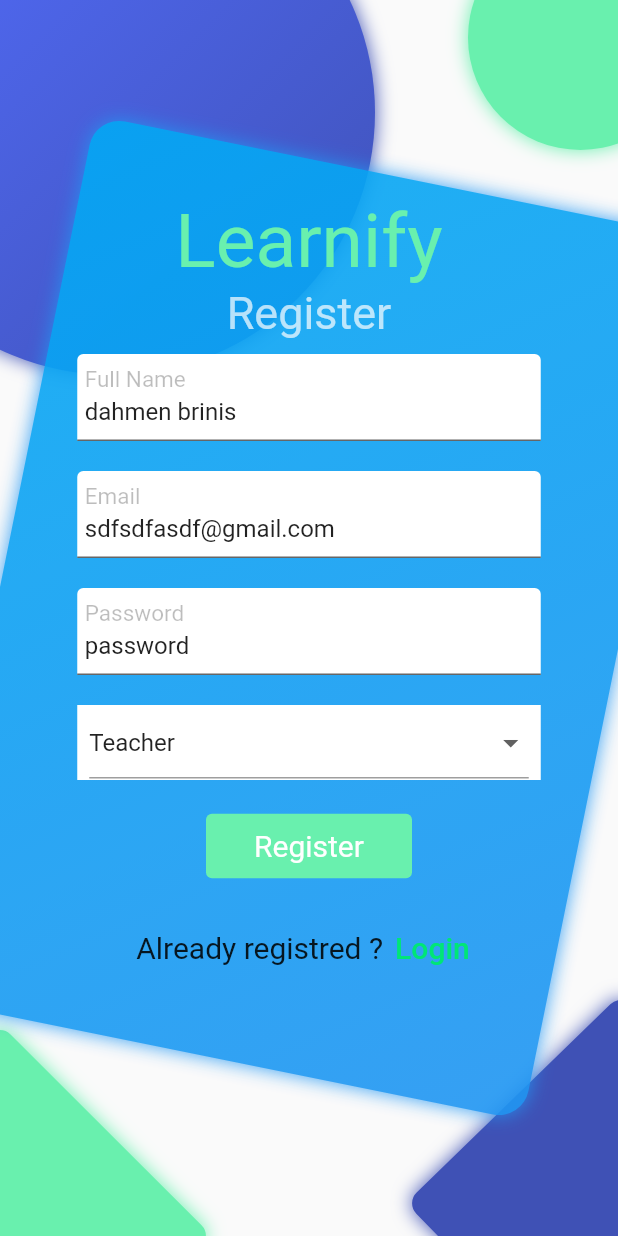
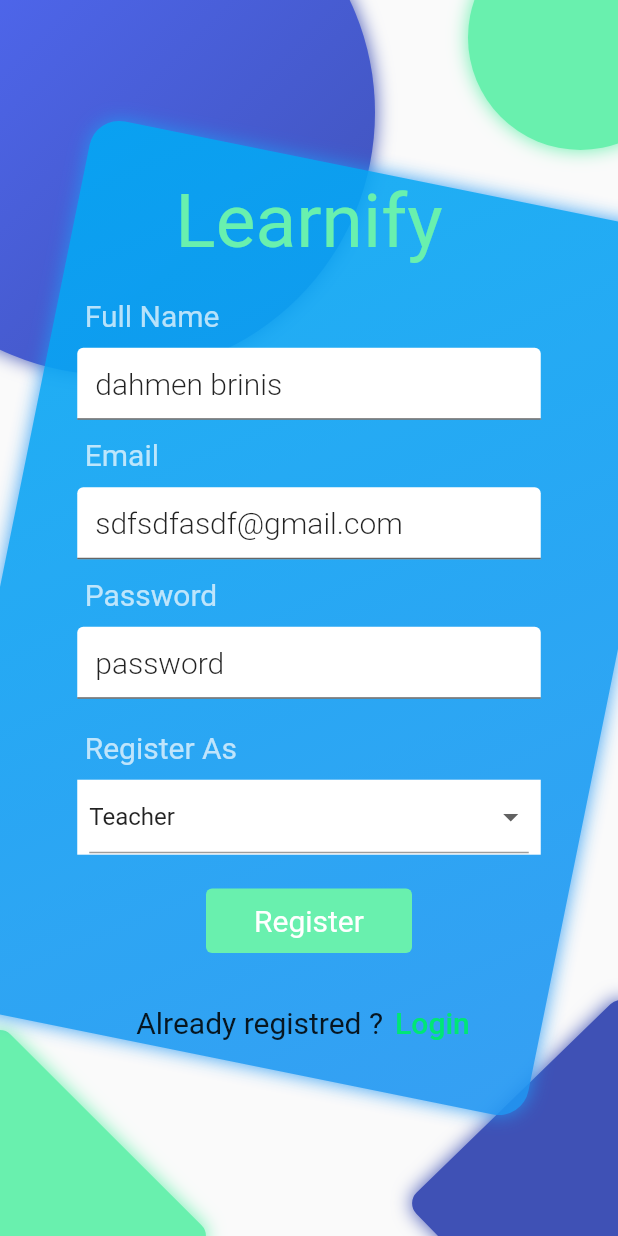
Before and after one commit to dahmenbrinis/learnify_client, a Flutter app: the RegisterView screen opened by its route, on a phone screen of 412 x 824 dp. Run offline on Flutter 3.47's test engine with Material 2 defaults, Android fonts, the light colour scheme and no system bars; our stand-ins replace flutter_svg, get; network calls fail.

Commit message:
my first commit

```diff
--- a/lib/app/modules/home/views/home_view.dart
+++ b/lib/app/modules/home/views/home_view.dart
@@ -1,6 +1,7 @@
 import 'package:flutter/material.dart';
 
 import 'package:get/get.dart';
+import 'package:learnify_client/components/footer.dart';
 import 'package:learnify_client/components/room_card.dart';
 import 'package:learnify_client/layouts/appBar.dart';
 
@@ -10,6 +11,7 @@ class HomeView extends GetView<HomeController> {
   @override
   Widget build(BuildContext context) {
     return Scaffold(
+      bottomNavigationBar: const Footer(),
       appBar: CustomAppBar(title: 'Home'),
       body: Column(
         children: [
--- a/lib/app/modules/login/controllers/login_controller.dart
+++ b/lib/app/modules/login/controllers/login_controller.dart
@@ -12,7 +12,7 @@ class LoginController extends GetxController {
   Future<void> onInit() async {
     emailController.text = 'dahmen@gmail.com';
     passwordController.text = 'password';
-
+    // login();
     super.onInit();
   }
 
@@ -29,7 +29,6 @@ class LoginController extends GetxController {
 
   @override
   void onReady() {
-    login();
     super.onReady();
   }
 
--- a/lib/app/modules/register/views/register_view.dart
+++ b/lib/app/modules/register/views/register_view.dart
@@ -1,9 +1,7 @@
 import 'package:flutter/material.dart';
-
 import 'package:get/get.dart';
-import 'package:learnify_client/app/User/user_model.dart';
+import 'package:learnify_client/app/routes/app_pages.dart';
 import 'package:learnify_client/components/input_filed.dart';
-import 'package:learnify_client/components/select_field.dart';
 import 'package:learnify_client/layouts/background_widget.dart';
 
 import '../controllers/register_controller.dart';
@@ -24,28 +22,49 @@ class RegisterView extends GetView<RegisterController> {
               Expanded(
                   child: Column(
                 children: [
-                  SizedBox(height: 20),
-                  Spacer(flex: 2),
+                  const SizedBox(height: 20),
+                  const Spacer(flex: 2),
+                  const SizedBox(height: 20),
+
                   Text("Learnify",
                       style: TextStyle(
                           color: Colors.greenAccent.shade200, fontSize: 50)),
-                  const Text("Register",
-                      style: TextStyle(color: Colors.white70, fontSize: 30)),
+                  const SizedBox(height: 10),
                   InputField(
-                    inputText: 'Full Name',
+                    inputText: const Text(
+                      'Full Name',
+                      style: TextStyle(fontSize: 20, color: Colors.white70),
+                    ),
                     inputController: controller.nameController,
                   ),
                   InputField(
-                    inputText: 'Email',
+                    inputText: const Text(
+                      'Email',
+                      style: TextStyle(fontSize: 20, color: Colors.white70),
+                    ),
                     inputController: controller.emailController,
                   ),
                   InputField(
-                    inputText: 'Password',
+                    inputText: const Text(
+                      'Password',
+                      style: TextStyle(fontSize: 20, color: Colors.white70),
+                    ),
                     inputController: controller.passwordController,
                   ),
                   // InputField(inputText: 'Register As'),
                   const SizedBox(height: 10),
 
+                  Column(
+                    crossAxisAlignment: CrossAxisAlignment.start,
+                    children: [
+                      const Padding(
+                        padding:
+                            EdgeInsets.symmetric(vertical: 10, horizontal: 5),
+                        child: Text(
+                          "Register As",
+                          style: TextStyle(fontSize: 20, color: Colors.white70),
+                        ),
+                      ),
                       Container(
                         color: Colors.white,
                         // decoration:BoxDecoration(shape: BorderRadius.circular(0)),
@@ -68,6 +87,8 @@ class RegisterView extends GetView<RegisterController> {
                           // decoration: InputDecoration(fillColor: Colors.red),
                         ),
                       ),
+                    ],
+                  ),
                   const SizedBox(height: 10),
                   Padding(
                     padding: const EdgeInsets.symmetric(vertical: 10),
@@ -76,7 +97,7 @@ class RegisterView extends GetView<RegisterController> {
                       style: TextButton.styleFrom(
                         primary: Colors.white,
                         backgroundColor: Colors.greenAccent.shade200,
-                        textStyle: TextStyle(fontSize: 20),
+                        textStyle: const TextStyle(fontSize: 20),
                         minimumSize:
                             Size(MediaQuery.of(context).size.width / 3, 0),
                         padding: const EdgeInsets.symmetric(vertical: 10),
@@ -86,13 +107,13 @@ class RegisterView extends GetView<RegisterController> {
                       },
                     ),
                   ),
-                  SizedBox(height: 10),
+                  const SizedBox(height: 10),
                   Row(
                     children: [
-                      Text('Already registred ?',
+                      const Text('Already registred ?',
                           style: TextStyle(fontSize: 20)),
                       TextButton(
-                        onPressed: () => Get.toNamed('/login'),
+                        onPressed: () => Get.offNamed(Routes.LOGIN),
                         child: Text(
                           'Login',
                           style: TextStyle(
@@ -102,7 +123,7 @@ class RegisterView extends GetView<RegisterController> {
                     ],
                     mainAxisAlignment: MainAxisAlignment.center,
                   ),
-                  Spacer(flex: 3),
+                  const Spacer(flex: 3),
                 ],
                 mainAxisAlignment: MainAxisAlignment.center,
               ))
--- a/lib/app/modules/room/bindings/rooms_binding.dart
+++ b/lib/app/modules/room/bindings/rooms_binding.dart
@@ -1,14 +1,13 @@
 import 'package:get/get.dart';
 import 'package:learnify_client/app/modules/room/providers/room_provider.dart';
 
+import '../controllers/create_controller.dart';
 import '../controllers/rooms_controller.dart';
 
 class RoomsBinding extends Bindings {
   @override
   void dependencies() {
-    Get.lazyPut<RoomController>(
-      () => RoomController(),
-    );
+    Get.lazyPut<RoomController>(() => RoomController());
     Get.lazyPut(() => RoomProvider());
   }
 }
--- a/lib/app/modules/room/room_model.dart
+++ b/lib/app/modules/room/room_model.dart
@@ -67,6 +67,7 @@ class Room {
     data['questionsCount'] = questionsCount;
     data['answersCount'] = answersCount;
     data['visibilityName'] = visibilityName;
+    data['XDEBUG_SESSION'] = '1';
     return data;
   }
 }
--- a/lib/app/routes/app_pages.dart
+++ b/lib/app/routes/app_pages.dart
@@ -1,5 +1,6 @@
 import 'package:get/get.dart';
 import 'package:learnify_client/app/modules/room/bindings/rooms_binding.dart';
+import 'package:learnify_client/app/modules/room/views/create_view.dart';
 import 'package:learnify_client/app/modules/room/views/rooms_view.dart';
 import '../User/authMiddleware.dart';
 import '../modules/home/bindings/home_binding.dart';
@@ -38,5 +39,8 @@ class AppPages {
         page: () => RoomsView(),
         binding: RoomsBinding(),
         middlewares: [AuthMiddleware()]),
+    // GetPage(name: _Paths.CREATEROOM, page: () => CreateView(),
+    //     // binding: CreateRoomBinding(),
+    //     middlewares: [AuthMiddleware()]),
   ];
 }
--- a/lib/app/routes/app_routes.dart
+++ b/lib/app/routes/app_routes.dart
@@ -7,6 +7,7 @@ abstract class Routes {
   static const LOGIN = _Paths.LOGIN;
   static const REGISTER = _Paths.REGISTER;
   static const ROOM = _Paths.ROOM;
+  static const CREATEROOM = _Paths.CREATEROOM;
 }
 
 abstract class _Paths {
@@ -15,4 +16,5 @@ abstract class _Paths {
   static const LOGIN = '/login';
   static const REGISTER = '/register';
   static const ROOM = '/room';
+  static const CREATEROOM = '/create_room';
 }
--- a/lib/components/avatar_image.dart
+++ b/lib/components/avatar_image.dart
@@ -12,7 +12,7 @@ class CustomAvatarImage extends StatelessWidget {
     return Padding(
       padding: padding,
       child: CircleAvatar(
-          backgroundColor: Color(0xff2191FB),
+          backgroundColor: Color(0xff95acba),
           child: Padding(
             padding: EdgeInsets.all(2),
             child: CircleAvatar(
--- a/lib/components/input_filed.dart
+++ b/lib/components/input_filed.dart
@@ -1,31 +1,63 @@
 import 'package:flutter/material.dart';
 
 class InputField extends StatelessWidget {
-  final String inputText;
+  Text inputText;
   final double padding;
   final TextEditingController? inputController;
 
-  InputField(
-      {Key? key,
-      required this.inputText,
-      double this.padding = 10,
-      this.inputController});
+  final double height;
+
+  final int lines;
+
+  final Color color;
+
+  InputField({
+    required this.inputText,
+    double this.padding = 5,
+    this.inputController,
+    this.height = 0,
+    this.lines = 1,
+    this.color = Colors.white,
+  });
 
   @override
   Widget build(BuildContext context) {
     return Padding(
-      padding: EdgeInsets.symmetric(vertical: padding),
-      child: TextFormField(
-        controller: inputController,
-        decoration: InputDecoration(
-          filled: true,
-          border: UnderlineInputBorder(),
-          labelText: inputText,
-          labelStyle: TextStyle(fontSize: 20, color: Colors.black26),
-          fillColor: Colors.white,
-          contentPadding: EdgeInsets.symmetric(vertical: 10, horizontal: 5),
-        ),
+      padding: EdgeInsets.symmetric(vertical: 1),
+      child: Column(
+        crossAxisAlignment: CrossAxisAlignment.start,
+        children: [
+          Padding(
+            padding: const EdgeInsets.symmetric(vertical: 10, horizontal: 5),
+            child: inputText,
+          ),
+          TextFormField(
+            decoration: InputDecoration(filled: true, fillColor: color),
+            maxLines: lines,
+            controller: inputController,
+            style: const TextStyle(
+              fontSize: 20,
+              fontWeight: FontWeight.w300,
+            ),
+          )
+        ],
       ),
     );
+    // return Padding(
+    //   padding: EdgeInsets.symmetric(vertical: padding),
+    //   child: TextFormField(
+    //     maxLines: lines,
+    //     style: const TextStyle(fontSize: 22, fontWeight: FontWeight.w300),
+    //     controller: inputController,
+    //     decoration: InputDecoration(
+    //       filled: true,
+    //       // border: const UnderlineInputBorder(),
+    //       labelText: inputText,
+    //       labelStyle: const TextStyle(fontSize: 18, color: Colors.black38),
+    //       fillColor: Colors.white,
+    //       contentPadding: EdgeInsets.symmetric(vertical: 5, horizontal: 5),
+    //     ),
+    //   ),
+    // );
   }
 }
--- a/lib/layouts/background_widget.dart
+++ b/lib/layouts/background_widget.dart
@@ -2,7 +2,7 @@ import 'package:flutter/material.dart';
 
 class BackgroundWidget extends StatelessWidget {
   final Widget child;
-  const BackgroundWidget({required Widget this.child});
+  const BackgroundWidget({required this.child});
 
   @override
   Widget build(BuildContext context) {
--- a/lib/utils.dart
+++ b/lib/utils.dart
@@ -1,4 +1,10 @@
+import 'package:get/get_connect/http/src/http.dart';
+
 class Utils {
   static const String baseUrl = 'http://192.168.1.20:8000';
   // static const String baseUrl = 'http://192.168.149.254:8000';
+  static debug(Map json) {
+    json['XDEBUG_SESSION'] = '1';
+    return json;
+  }
 }
```
Also changed, not shown: lib/app/User/AuthController.dart (+4 -4 lines), lib/app/modules/login/views/login_view.dart (+13 -8 lines), lib/app/modules/room/providers/room_provider.dart (+9 -3 lines), lib/app/modules/room/views/rooms_view.dart (+13 -42 lines), lib/app/modules/room/views/update_view.dart (added, +192 -0 lines), lib/components/footer.dart (+4 -7 lines), lib/components/room_card.dart (+16 -2 lines), lib/layouts/appBar.dart (+6 -7 lines). Lines whose indentation alone changed are shown as unchanged.
